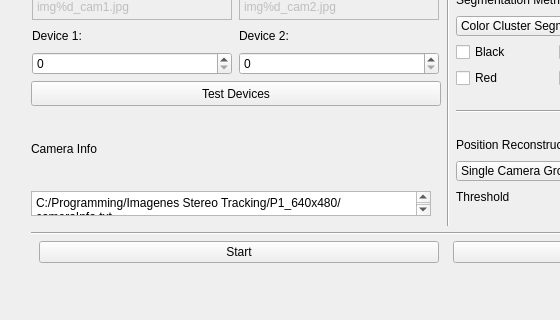
Bardo91/DepartamentoESI, file VisualTrackingUI-QT/VisualTrackingUI-QT/mainwindow.ui: the form before one commit; both pictures show x 0 to 560 and y 258 to 578 of the 879 by 578 pixel window.
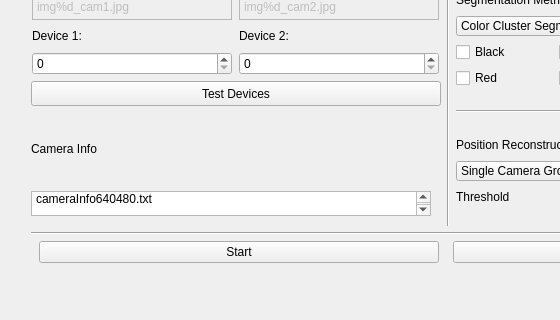
The form after the commit.

Commit message:
----------- Visual Tracking UI QT --------------
---> Camera.cpp get centroid function
---> ParamsEKF.h change initial point
---> mainwindow.ui change edittext

What changed in the file:
```diff
--- a/VisualTrackingUI-QT/VisualTrackingUI-QT/mainwindow.ui
+++ b/VisualTrackingUI-QT/VisualTrackingUI-QT/mainwindow.ui
@@ -537,7 +537,7 @@
                 </size>
                </property>
                <property name="plainText">
-                <string>C:/Programming/Imagenes Stereo Tracking/P1_640x480/cameraInfo.txt</string>
+                <string>C:/Programming/Imagenes Stereo Tracking/P1_640x480/cameraInfo640480.txt</string>
                </property>
               </widget>
              </item>
```
The commit also changes 5 other files.
